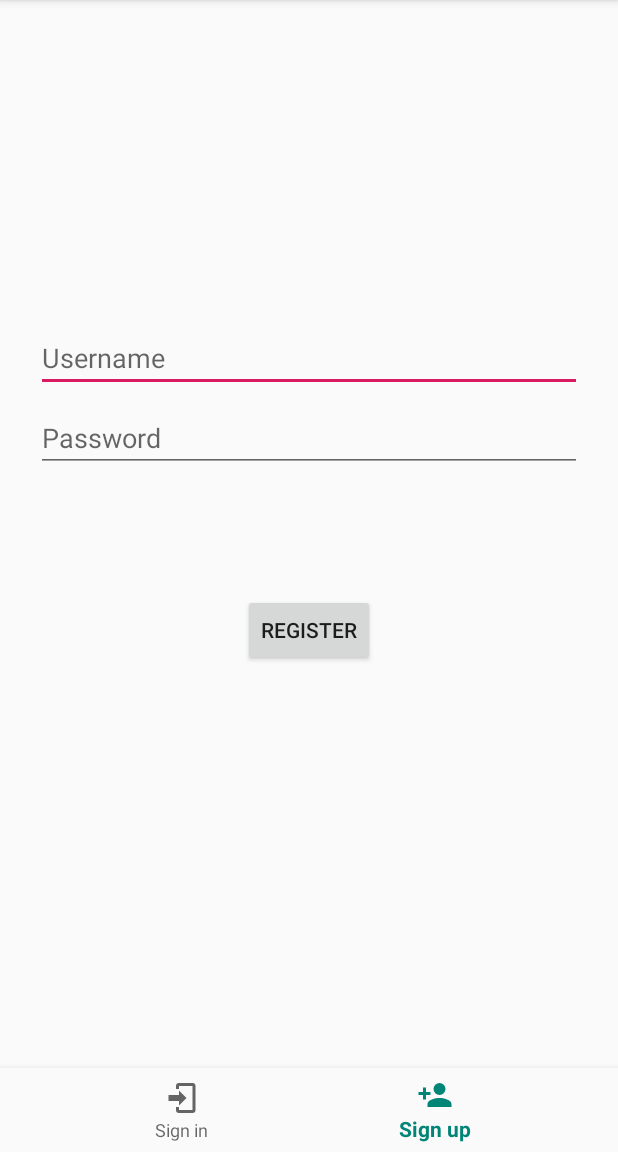
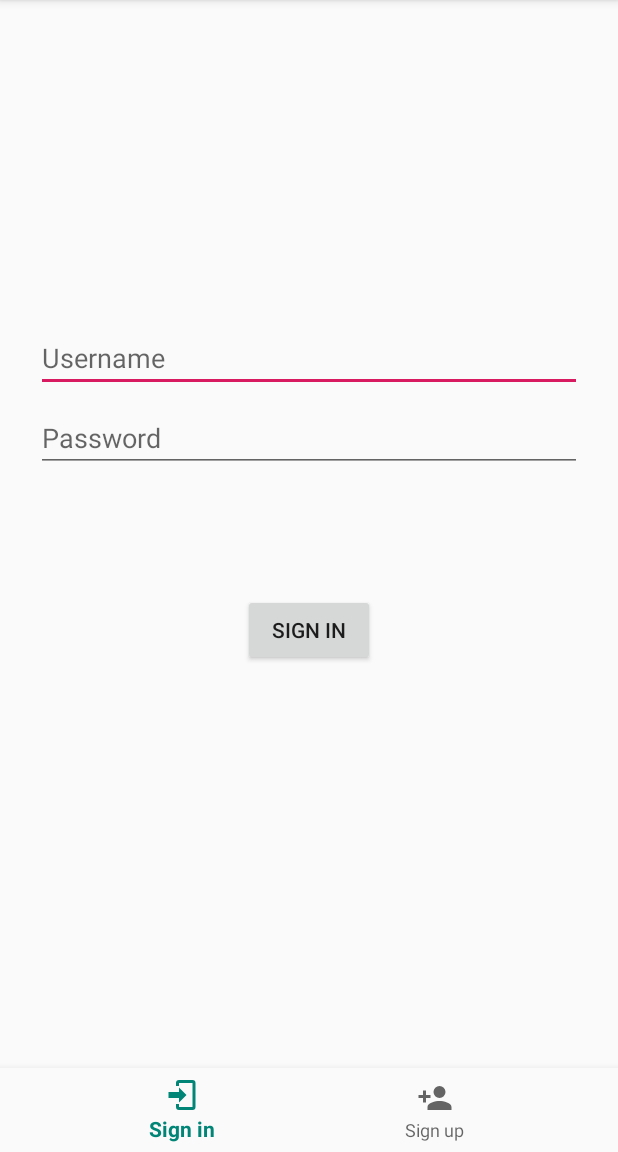
Before and after one commit to jasjeev4/StayFit, an Android app: the screen it shows after launch (SignUpActivity before the commit, LoginActivity after it), on a phone screen of 412 x 824 dp, the part 84-1236 px from its top. Run offline under Robolectric (Android 15) with nearby library versions, the phone set to English and light mode, and no system bars; our stand-ins replace Firebase (no records; nobody signed in at launch, a user with empty details on screens opened directly); libraries missing offline, so code that uses them is left out: com.twitter.sdk.

```diff
--- a/app/src/main/java/science/logarithmic/stayfit/LoginActivity.java
+++ b/app/src/main/java/science/logarithmic/stayfit/LoginActivity.java
@@ -58,7 +58,7 @@ public class LoginActivity extends AppCompatActivity implements BottomNavigation
         //Attach the even listener for the navigation view
         navigationView.setOnNavigationItemSelectedListener(this);
         //Set the active tab in the Navigation view
-        navigationView.setSelectedItemId(R.id.navigation_signup);
+        navigationView.setSelectedItemId(R.id.navigation_login);
 
         // Setup firebase authentication
         mAuth = FirebaseAuth.getInstance();
```
